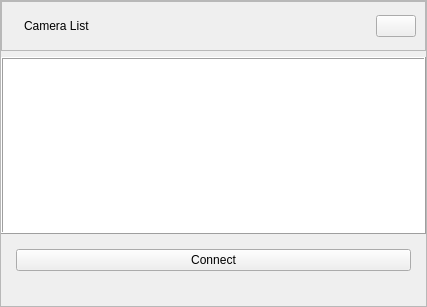
Revopoint/3DViewer, file src/csviewer/cameralist.ui: the form before one commit.
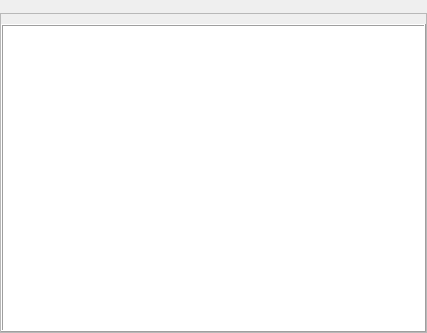
The form after the commit. Icons and pictures are not drawn.

Commit message: Modify UI style and layout

```diff
--- a/src/csviewer/cameralist.ui
+++ b/src/csviewer/cameralist.ui
@@ -13,7 +13,10 @@
   <property name="windowTitle">
    <string>Camera List</string>
   </property>
-  <layout class="QGridLayout" name="gridLayout">
+  <layout class="QVBoxLayout" name="verticalLayout_2">
+   <property name="spacing">
+    <number>1</number>
+   </property>
    <property name="leftMargin">
     <number>0</number>
    </property>
@@ -26,8 +29,35 @@
    <property name="bottomMargin">
     <number>0</number>
    </property>
-   <item row="0" column="0">
+   <item>
+    <widget class="QWidget" name="topItem" native="true">
+     <layout class="QHBoxLayout" name="horizontalLayout">
+      <property name="spacing">
+       <number>0</number>
+      </property>
+      <property name="leftMargin">
+       <number>20</number>
+      </property>
+      <property name="topMargin">
+       <number>6</number>
+      </property>
+      <property name="rightMargin">
+       <number>14</number>
+      </property>
+      <property name="bottomMargin">
+       <number>6</number>
+      </property>
+     </layout>
+    </widget>
+   </item>
+   <item>
     <widget class="QScrollArea" name="scrollArea">
+     <property name="minimumSize">
+      <size>
+       <width>0</width>
+       <height>320</height>
+      </size>
+     </property>
      <property name="widgetResizable">
       <bool>true</bool>
      </property>
@@ -37,7 +67,7 @@
         <x>0</x>
         <y>0</y>
         <width>425</width>
-        <height>305</height>
+        <height>318</height>
        </rect>
       </property>
       <property name="minimumSize">
@@ -51,7 +81,7 @@
         <number>0</number>
        </property>
        <property name="topMargin">
-        <number>0</number>
+        <number>10</number>
        </property>
        <property name="rightMargin">
         <number>0</number>
@@ -59,65 +89,6 @@
        <property name="bottomMargin">
         <number>0</number>
        </property>
-       <item>
-        <widget class="QFrame" name="cameraTopItem">
-         <property name="minimumSize">
-          <size>
-           <width>0</width>
-           <height>50</height>
-          </size>
-         </property>
-         <property name="frameShape">
-          <enum>QFrame::StyledPanel</enum>
-         </property>
-         <property name="frameShadow">
-          <enum>QFrame::Raised</enum>
-         </property>
-         <layout class="QHBoxLayout" name="horizontalLayout_2">
-          <item>
-           <widget class="QLabel" name="cameraListIcon">
-            <property name="text">
-             <string/>
-            </property>
-           </widget>
-          </item>
-          <item>
-           <widget class="QLabel" name="cameraListText">
-            <property name="text">
-             <string>Camera List</string>
-            </property>
-           </widget>
-          </item>
-          <item>
-           <spacer name="horizontalSpacer">
-            <property name="orientation">
-             <enum>Qt::Horizontal</enum>
-            </property>
-            <property name="sizeHint" stdset="0">
-             <size>
-              <width>40</width>
-              <height>20</height>
-             </size>
-            </property>
-           </spacer>
-          </item>
-          <item>
-           <widget class="QPushButton" name="closeButton">
-            <property name="layoutDirection">
-             <enum>Qt::RightToLeft</enum>
-            </property>
-            <property name="text">
-             <string/>
-            </property>
-            <property name="icon">
-             <iconset resource="3dviewer.qrc">
-              <normaloff>:/resources/double_arrow_down.png</normaloff>:/resources/double_arrow_down.png</iconset>
-            </property>
-           </widget>
-          </item>
-         </layout>
-        </widget>
-       </item>
        <item>
         <widget class="QListWidget" name="cameraListWidget">
          <property name="frameShape">
@@ -140,38 +111,6 @@
          </property>
         </widget>
        </item>
-       <item>
-        <widget class="QWidget" name="widget" native="true">
-         <layout class="QHBoxLayout" name="horizontalLayout">
-          <property name="leftMargin">
-           <number>15</number>
-          </property>
-          <property name="rightMargin">
-           <number>15</number>
-          </property>
-          <item>
-           <widget class="QPushButton" name="connectCameraBtn">
-            <property name="text">
-             <string>Connect</string>
-            </property>
-           </widget>
-          </item>
-         </layout>
-        </widget>
-       </item>
-       <item>
-        <spacer name="verticalSpacer">
-         <property name="orientation">
-          <enum>Qt::Vertical</enum>
-         </property>
-         <property name="sizeHint" stdset="0">
-          <size>
-           <width>20</width>
-           <height>40</height>
-          </size>
-         </property>
-        </spacer>
-       </item>
       </layout>
      </widget>
     </widget>
```
The commit also changes 84 other files.
